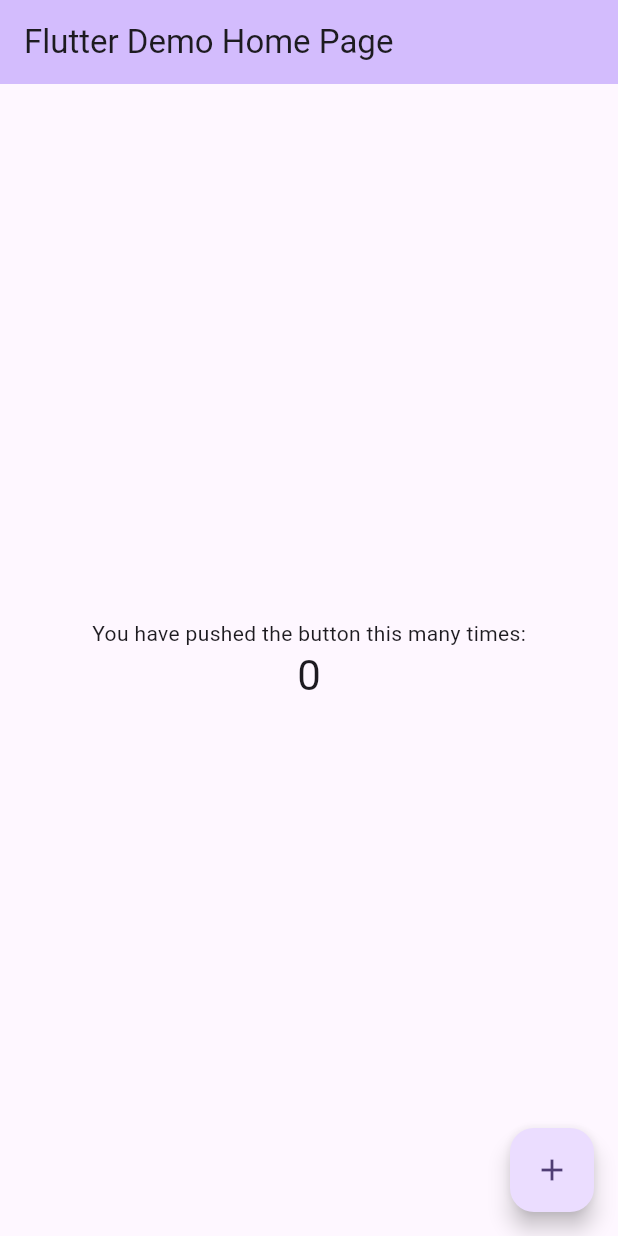
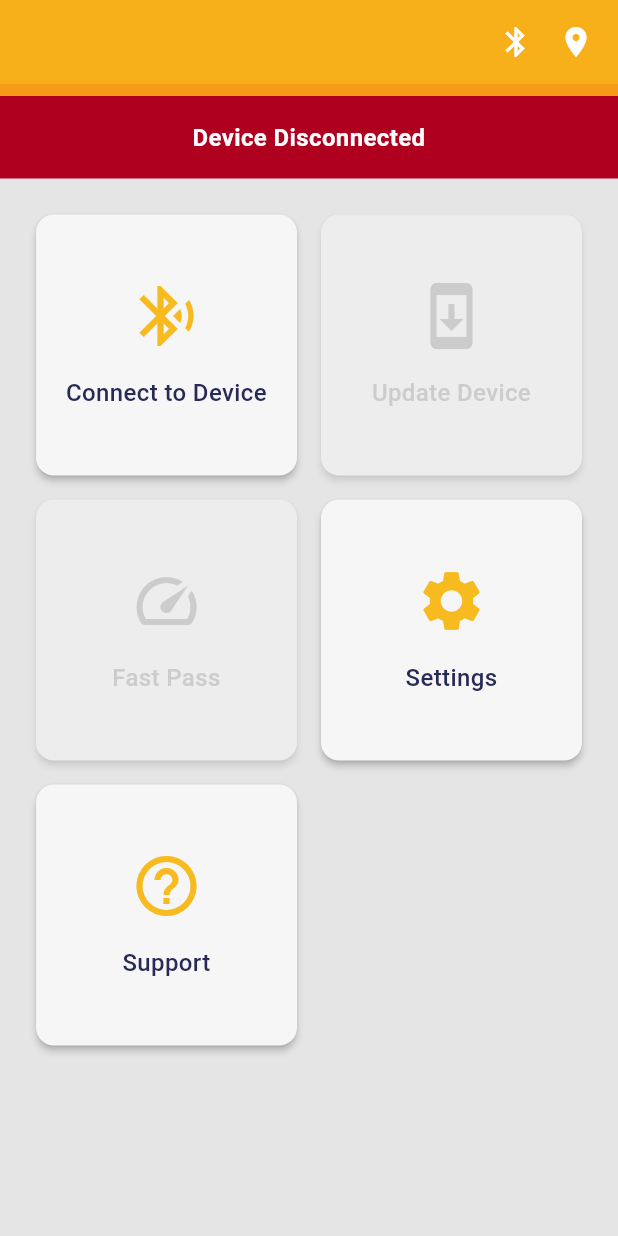
Before and after one commit to knakul853/gsatrancher, a Flutter app: the screen it shows after launch, on a phone screen of 412 x 824 dp. Run offline on Flutter 3.47's test engine with Material 3 defaults, Android fonts, the phone set to English and light mode, and no system bars.

Commit message:
added home scren

```diff
--- /dev/null
+++ b/lib/constants/app_colors.dart
@@ -0,0 +1,21 @@
+import 'package:flutter/material.dart';
+
+class AppColors {
+  // Primary Colors
+  static const Color primary600 = Color(0xFFF7AF1A);  // Top nav background
+  static const Color primary700 = Color(0xFFF69B18);  // Small top nav background
+  static const Color primary500 = Color(0xFFF7BB1F);  // Card icon colors
+
+  // Secondary Colors
+  static const Color secondary700 = Color(0xFF272A55);  // Card text color
+  static const Color secondary200 = Color(0xFF9297AF);
+
+  // Light Colors
+  static const Color lightBackdrop = Color(0xFFE5E5E5);  // Whole screen background
+  static const Color lightBackground = Color(0xFFF6F6F6);  // Card background
+  static const Color lightBackdropMid = Color(0xFFB5B5B5);  // Disconnected text color
+  static const Color lightPositive = Color(0xFF5AC652);  // Success/Connected state
+  static const Color lightNegative = Color(0xFFB00020);  // Error/Disconnected state
+  static const Color lightHighEmphasis = Color(0xFFFFFFFF);  // Icon colors
+  static const Color lightDisabled = Color(0x61FFFFFF);  // Icon background when disabled
+}
--- a/lib/main.dart
+++ b/lib/main.dart
@@ -1,4 +1,7 @@
 import 'package:flutter/material.dart';
+import 'package:provider/provider.dart';
+import 'screens/home/home_screen.dart';
+import 'services/device_service.dart';
 
 void main() {
   runApp(const MyApp());
@@ -7,119 +10,63 @@ void main() {
 class MyApp extends StatelessWidget {
   const MyApp({super.key});
 
-  // This widget is the root of your application.
   @override
   Widget build(BuildContext context) {
-    return MaterialApp(
-      title: 'Flutter Demo',
-      theme: ThemeData(
-        // This is the theme of your application.
-        //
-        // TRY THIS: Try running your application with "flutter run". You'll see
-        // the application has a purple toolbar. Then, without quitting the app,
-        // try changing the seedColor in the colorScheme below to Colors.green
-        // and then invoke "hot reload" (save your changes or press the "hot
-        // reload" button in a Flutter-supported IDE, or press "r" if you used
-        // the command line to start the app).
-        //
-        // Notice that the counter didn't reset back to zero; the application
-        // state is not lost during the reload. To reset the state, use hot
-        // restart instead.
-        //
-        // This works for code too, not just values: Most code changes can be
-        // tested with just a hot reload.
-        colorScheme: ColorScheme.fromSeed(seedColor: Colors.deepPurple),
-        useMaterial3: true,
+    return ChangeNotifierProvider(
+      create: (_) => DeviceService(),
+      child: MaterialApp(
+        title: 'GSA Trancher',
+        theme: ThemeData(
+          useMaterial3: true,
+          primarySwatch: Colors.orange,
+        ),
+        home: const SplashScreen(),
       ),
-      home: const MyHomePage(title: 'Flutter Demo Home Page'),
     );
   }
 }
 
-class MyHomePage extends StatefulWidget {
-  const MyHomePage({super.key, required this.title});
-
-  // This widget is the home page of your application. It is stateful, meaning
-  // that it has a State object (defined below) that contains fields that affect
-  // how it looks.
-
-  // This class is the configuration for the state. It holds the values (in this
-  // case the title) provided by the parent (in this case the App widget) and
-  // used by the build method of the State. Fields in a Widget subclass are
-  // always marked "final".
-
-  final String title;
+class SplashScreen extends StatefulWidget {
+  const SplashScreen({super.key});
 
   @override
-  State<MyHomePage> createState() => _MyHomePageState();
+  State<SplashScreen> createState() => _SplashScreenState();
 }
 
-class _MyHomePageState extends State<MyHomePage> {
-  int _counter = 0;
+class _SplashScreenState extends State<SplashScreen> {
+  @override
+  void initState() {
+    super.initState();
+    _navigateToHome();
+  }
 
-  void _incrementCounter() {
-    setState(() {
-      // This call to setState tells the Flutter framework that something has
-      // changed in this State, which causes it to rerun the build method below
-      // so that the display can reflect the updated values. If we changed
-      // _counter without calling setState(), then the build method would not be
-      // called again, and so nothing would appear to happen.
-      _counter++;
-    });
+  _navigateToHome() async {
+    await Future.delayed(const Duration(seconds: 2));
+    if (mounted) {
+      Navigator.pushReplacement(
+        context,
+        MaterialPageRoute(builder: (context) => const HomeScreen()),
+      );
+    }
   }
 
   @override
   Widget build(BuildContext context) {
-    // This method is rerun every time setState is called, for instance as done
-    // by the _incrementCounter method above.
-    //
-    // The Flutter framework has been optimized to make rerunning build methods
-    // fast, so that you can just rebuild anything that needs updating rather
-    // than having to individually change instances of widgets.
     return Scaffold(
-      appBar: AppBar(
-        // TRY THIS: Try changing the color here to a specific color (to
-        // Colors.amber, perhaps?) and trigger a hot reload to see the AppBar
-        // change color while the other colors stay the same.
-        backgroundColor: Theme.of(context).colorScheme.inversePrimary,
-        // Here we take the value from the MyHomePage object that was created by
-        // the App.build method, and use it to set our appbar title.
-        title: Text(widget.title),
-      ),
+      backgroundColor: Colors.white,
       body: Center(
-        // Center is a layout widget. It takes a single child and positions it
-        // in the middle of the parent.
         child: Column(
-          // Column is also a layout widget. It takes a list of children and
-          // arranges them vertically. By default, it sizes itself to fit its
-          // children horizontally, and tries to be as tall as its parent.
-          //
-          // Column has various properties to control how it sizes itself and
-          // how it positions its children. Here we use mainAxisAlignment to
-          // center the children vertically; the main axis here is the vertical
-          // axis because Columns are vertical (the cross axis would be
-          // horizontal).
-          //
-          // TRY THIS: Invoke "debug painting" (choose the "Toggle Debug Paint"
-          // action in the IDE, or press "p" in the console), to see the
-          // wireframe for each widget.
           mainAxisAlignment: MainAxisAlignment.center,
-          children: <Widget>[
-            const Text(
-              'You have pushed the button this many times:',
-            ),
-            Text(
-              '$_counter',
-              style: Theme.of(context).textTheme.headlineMedium,
+          children: [
+            // Replace this with your logo
+            const FlutterLogo(size: 100),
+            const SizedBox(height: 24),
+            const CircularProgressIndicator(
+              valueColor: AlwaysStoppedAnimation<Color>(Colors.orange),
             ),
           ],
         ),
       ),
-      floatingActionButton: FloatingActionButton(
-        onPressed: _incrementCounter,
-        tooltip: 'Increment',
-        child: const Icon(Icons.add),
-      ), // This trailing comma makes auto-formatting nicer for build methods.
     );
   }
 }
--- /dev/null
+++ b/lib/models/device_model.dart
@@ -0,0 +1,15 @@
+class Device {
+  final String id;
+  final String name;
+  final bool isConnected;
+  final String status;
+  final String firmwareVersion;
+
+  Device({
+    required this.id,
+    required this.name,
+    required this.isConnected,
+    required this.status,
+    required this.firmwareVersion,
+  });
+}
--- /dev/null
+++ b/lib/screens/home/home_screen.dart
@@ -0,0 +1,170 @@
+import 'package:flutter/material.dart';
+import '../../constants/app_colors.dart';
+import '../../widgets/device_card.dart';
+import '../../widgets/status_indicators.dart';
+import '../../services/device_service.dart';
+import 'package:provider/provider.dart';
+
+class HomeScreen extends StatelessWidget {
+  const HomeScreen({Key? key}) : super(key: key);
+
+  @override
+  Widget build(BuildContext context) {
+    return Consumer<DeviceService>(
+      builder: (context, deviceService, child) {
+        final bool isConnected = deviceService.isConnected;
+
+        return Scaffold(
+          backgroundColor: AppColors.lightBackdrop,
+          appBar: AppBar(
+            backgroundColor: AppColors.primary600,
+            title: const Text(''),
+            actions: [
+              StatusIndicators(
+                isBluetoothEnabled: deviceService.isBluetoothEnabled,
+                isLocationEnabled: deviceService.isLocationEnabled,
+              ),
+              const SizedBox(width: 16),
+            ],
+          ),
+          body: Column(
+            children: [
+              Container(
+                color: AppColors.primary700,
+                width: double.infinity,
+                padding: const EdgeInsets.symmetric(vertical: 4),
+              ),
+              _buildConnectionStatus(isConnected),
+              Expanded(
+                child: isConnected
+                    ? _buildConnectedDeviceCards(context)
+                    : _buildDisconnectedDeviceCards(context),
+              ),
+            ],
+          ),
+        );
+      },
+    );
+  }
+
+  Widget _buildConnectionStatus(bool isConnected) {
+    return Container(
+      width: double.infinity,
+      padding: const EdgeInsets.all(16),
+      color: isConnected ? AppColors.lightPositive : AppColors.lightNegative,
+      child: Text(
+        isConnected ? 'Device Connected' : 'Device Disconnected',
+        style: TextStyle(
+          color: AppColors.lightHighEmphasis,
+          fontSize: 16,
+          fontWeight: FontWeight.bold,
+        ),
+        textAlign: TextAlign.center,
+      ),
+    );
+  }
+
+  Widget _buildDisconnectedDeviceCards(BuildContext context) {
+    return GridView.count(
+      crossAxisCount: 2,
+      padding: const EdgeInsets.all(16),
+      children: [
+        DeviceCard(
+          title: 'Connect to Device',
+          icon: Icons.bluetooth_searching,
+          onTap: () {
+            // TODO: Implement connect to device
+          },
+        ),
+        DeviceCard(
+          title: 'Update Device',
+          icon: Icons.system_update,
+          onTap: () {
+            // TODO: Implement update device
+          },
+          isEnabled: false,
+        ),
+        DeviceCard(
+          title: 'Fast Pass',
+          icon: Icons.speed,
+          onTap: () {
+            // TODO: Implement fast pass
+          },
+          isEnabled: false,
+        ),
+        DeviceCard(
+          title: 'Settings',
+          icon: Icons.settings,
+          onTap: () {
+            // TODO: Navigate to settings
+          },
+        ),
+        DeviceCard(
+          title: 'Support',
+          icon: Icons.help_outline,
+          onTap: () {
+            // TODO: Navigate to support
+          },
+        ),
+      ],
+    );
+  }
+
+  Widget _buildConnectedDeviceCards(BuildContext context) {
+    return GridView.count(
+      crossAxisCount: 2,
+      padding: const EdgeInsets.all(16),
+      children: [
+        DeviceCard(
+          title: 'Device Details',
+          icon: Icons.info_outline,
+          onTap: () {
+            // TODO: Navigate to device details
+          },
+        ),
+        DeviceCard(
+          title: 'Configuration',
+          icon: Icons.settings_applications,
+          onTap: () {
+            // TODO: Navigate to configuration
+          },
+        ),
+        DeviceCard(
+          title: 'Diagnostics',
+          icon: Icons.assessment,
+          onTap: () {
+            // TODO: Navigate to diagnostics
+          },
+        ),
+        DeviceCard(
+          title: 'Skip Activation',
+          icon: Icons.skip_next,
+          onTap: () {
+            // TODO: Implement skip activation
+          },
+        ),
+        DeviceCard(
+          title: 'Settings',
+          icon: Icons.settings,
+          onTap: () {
+            // TODO: Navigate to settings
+          },
+        ),
+        DeviceCard(
+          title: 'Support',
+          icon: Icons.help_outline,
+          onTap: () {
+            // TODO: Navigate to support
+          },
+        ),
+        DeviceCard(
+          title: 'Update Device',
+          icon: Icons.system_update,
+          onTap: () {
+            // TODO: Implement update device
+          },
+        ),
+      ],
+    );
+  }
+}
--- /dev/null
+++ b/lib/screens/splash/splash_screen.dart
@@ -0,0 +1,14 @@
+import 'package:flutter/material.dart';
+
+class SplashScreen extends StatelessWidget {
+  const SplashScreen({Key? key}) : super(key: key);
+
+  @override
+  Widget build(BuildContext context) {
+    return const Scaffold(
+      body: Center(
+        child: FlutterLogo(size: 100),
+      ),
+    );
+  }
+}
--- /dev/null
+++ b/lib/services/device_service.dart
@@ -0,0 +1,37 @@
+import 'package:flutter/foundation.dart';
+import '../models/device_model.dart';
+
+class DeviceService extends ChangeNotifier {
+  bool _isConnected = false;
+  bool _isBluetoothEnabled = false;
+  bool _isLocationEnabled = false;
+  Device? _currentDevice;
+
+  bool get isConnected => _isConnected;
+  bool get isBluetoothEnabled => _isBluetoothEnabled;
+  bool get isLocationEnabled => _isLocationEnabled;
+  Device? get currentDevice => _currentDevice;
+
+  Future<void> connectToDevice(String deviceId) async {
+    // Implement device connection logic
+    _isConnected = true;
+    notifyListeners();
+  }
+
+  Future<void> disconnectDevice() async {
+    // Implement device disconnection logic
+    _isConnected = false;
+    _currentDevice = null;
+    notifyListeners();
+  }
+
+  void updateBluetoothStatus(bool isEnabled) {
+    _isBluetoothEnabled = isEnabled;
+    notifyListeners();
+  }
+
+  void updateLocationStatus(bool isEnabled) {
+    _isLocationEnabled = isEnabled;
+    notifyListeners();
+  }
+}
--- /dev/null
+++ b/lib/widgets/device_card.dart
@@ -0,0 +1,57 @@
+import 'package:flutter/material.dart';
+import '../constants/app_colors.dart';
+
+class DeviceCard extends StatelessWidget {
+  final String title;
+  final IconData icon;
+  final VoidCallback onTap;
+  final bool isEnabled;
+
+  const DeviceCard({
+    Key? key,
+    required this.title,
+    required this.icon,
+    required this.onTap,
+    this.isEnabled = true,
+  }) : super(key: key);
+
+  @override
+  Widget build(BuildContext context) {
+    return Opacity(
+      opacity: isEnabled ? 1.0 : 0.5,
+      child: Card(
+        elevation: 2,
+        color: AppColors.lightBackground,
+        margin: const EdgeInsets.all(8),
+        child: InkWell(
+          onTap: isEnabled ? onTap : null,
+          child: Container(
+            width: 150,
+            height: 150,
+            padding: const EdgeInsets.all(16),
+            child: Column(
+              mainAxisAlignment: MainAxisAlignment.center,
+              children: [
+                Icon(
+                  icon,
+                  size: 48,
+                  color: isEnabled ? AppColors.primary500 : AppColors.lightBackdropMid,
+                ),
+                const SizedBox(height: 16),
+                Text(
+                  title,
+                  textAlign: TextAlign.center,
+                  style: TextStyle(
+                    fontSize: 16,
+                    color: isEnabled ? AppColors.secondary700 : AppColors.lightBackdropMid,
+                    fontWeight: FontWeight.w500,
+                  ),
+                ),
+              ],
+            ),
+          ),
+        ),
+      ),
+    );
+  }
+}
--- /dev/null
+++ b/lib/widgets/status_indicators.dart
@@ -0,0 +1,44 @@
+import 'package:flutter/material.dart';
+import '../constants/app_colors.dart';
+
+class StatusIndicators extends StatelessWidget {
+  final bool isBluetoothEnabled;
+  final bool isLocationEnabled;
+
+  const StatusIndicators({
+    Key? key,
+    required this.isBluetoothEnabled,
+    required this.isLocationEnabled,
+  }) : super(key: key);
+
+  @override
+  Widget build(BuildContext context) {
+    return Row(
+      mainAxisSize: MainAxisSize.min,
+      children: [
+        _buildIndicator(
+          Icons.bluetooth,
+          isBluetoothEnabled,
+          'Bluetooth ${isBluetoothEnabled ? 'On' : 'Off'}',
+        ),
+        const SizedBox(width: 16),
+        _buildIndicator(
+          Icons.location_on,
+          isLocationEnabled,
+          'Location ${isLocationEnabled ? 'On' : 'Off'}',
+        ),
+      ],
+    );
+  }
+
+  Widget _buildIndicator(IconData icon, bool isEnabled, String tooltip) {
+    return Tooltip(
+      message: tooltip,
+      child: Icon(
+        icon,
+        color: AppColors.lightHighEmphasis,  // Always white (#FFFFFF)
+        size: 24,
+      ),
+    );
+  }
+}
--- a/pubspec.yaml
+++ b/pubspec.yaml
@@ -35,6 +35,7 @@ dependencies:
   # The following adds the Cupertino Icons font to your application.
   # Use with the CupertinoIcons class for iOS style icons.
   cupertino_icons: ^1.0.6
+  provider: ^6.1.2
 
 dev_dependencies:
   flutter_test:
```
Also changed, not shown: pubspec.lock, 1 other file.
